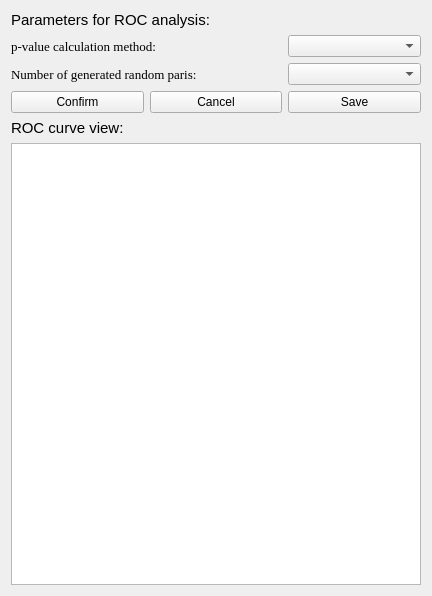
The window that AnalROC.ui (hcji/ProSAP) describes before a commit, drawn with Qt 5.
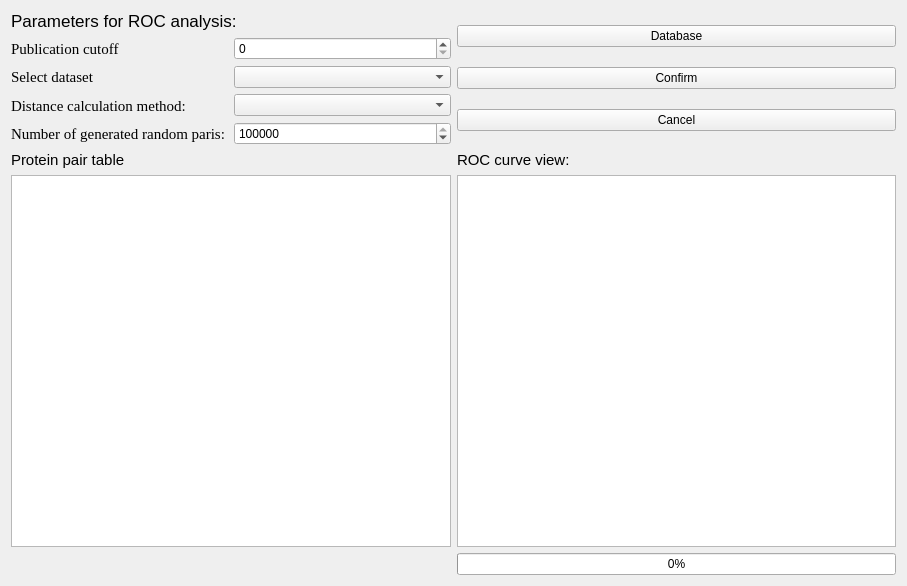
The same window after the commit.

```diff
--- a/AnalROC.ui
+++ b/AnalROC.ui
@@ -6,20 +6,42 @@
    <rect>
     <x>0</x>
     <y>0</y>
-    <width>432</width>
-    <height>596</height>
+    <width>907</width>
+    <height>586</height>
    </rect>
   </property>
   <property name="windowTitle">
    <string>Form</string>
   </property>
   <layout class="QGridLayout" name="gridLayout">
-   <item row="0" column="0" colspan="2">
+   <item row="1" column="1">
+    <layout class="QVBoxLayout" name="verticalLayout_5">
+     <item>
+      <widget class="QLabel" name="label_2">
+       <property name="font">
+        <font>
+         <family>Arial</family>
+         <pointsize>11</pointsize>
+        </font>
+       </property>
+       <property name="text">
+        <string>ROC curve view:</string>
+       </property>
+      </widget>
+     </item>
+     <item>
+      <widget class="QGraphicsView" name="graphicsView"/>
+     </item>
+    </layout>
+   </item>
+   <item row="0" column="0">
+    <layout class="QVBoxLayout" name="verticalLayout_6">
+     <item>
     <widget class="QLabel" name="label_4">
      <property name="font">
       <font>
        <family>Arial</family>
-       <pointsize>11</pointsize>
+         <pointsize>13</pointsize>
       </font>
      </property>
      <property name="text">
@@ -27,28 +49,55 @@
      </property>
     </widget>
    </item>
-   <item row="1" column="0" colspan="2">
+     <item>
+      <layout class="QHBoxLayout" name="horizontalLayout">
+       <item>
+        <layout class="QVBoxLayout" name="verticalLayout_3">
+         <item>
+          <widget class="QLabel" name="label">
+           <property name="font">
+            <font>
+             <family>Times New Roman</family>
+             <pointsize>11</pointsize>
+            </font>
+           </property>
+           <property name="text">
+            <string>Publication cutoff</string>
+           </property>
+          </widget>
+         </item>
+         <item>
+          <widget class="QLabel" name="label_7">
+           <property name="font">
+            <font>
+             <family>Times New Roman</family>
+             <pointsize>11</pointsize>
+            </font>
+           </property>
+           <property name="text">
+            <string>Select dataset</string>
+           </property>
+          </widget>
+         </item>
+         <item>
     <widget class="QLabel" name="label_5">
      <property name="font">
       <font>
        <family>Times New Roman</family>
-       <pointsize>10</pointsize>
+             <pointsize>11</pointsize>
       </font>
      </property>
      <property name="text">
-      <string>p-value calculation method:</string>
+            <string>Distance calculation method:</string>
      </property>
     </widget>
    </item>
-   <item row="1" column="2">
-    <widget class="QComboBox" name="comboBoxPvalCalc"/>
-   </item>
-   <item row="2" column="0" colspan="2">
+         <item>
     <widget class="QLabel" name="label_6">
      <property name="font">
       <font>
        <family>Times New Roman</family>
-       <pointsize>10</pointsize>
+             <pointsize>11</pointsize>
       </font>
      </property>
      <property name="text">
@@ -56,46 +105,90 @@
      </property>
     </widget>
    </item>
-   <item row="2" column="2">
-    <widget class="QComboBox" name="comboBoxPvalAdju"/>
-   </item>
-   <item row="3" column="0">
-    <widget class="QPushButton" name="pushButton">
+        </layout>
+       </item>
+       <item>
+        <layout class="QVBoxLayout" name="verticalLayout_2">
+         <item>
+          <widget class="QSpinBox" name="spinBoxPub"/>
+         </item>
+         <item>
+          <widget class="QComboBox" name="comboBoxDataset"/>
+         </item>
+         <item>
+          <widget class="QComboBox" name="comboBoxDistance"/>
+         </item>
+         <item>
+          <widget class="QSpinBox" name="spinBoxRandom">
+           <property name="minimum">
+            <number>0</number>
+           </property>
+           <property name="maximum">
+            <number>999999999</number>
+           </property>
+           <property name="value">
+            <number>100000</number>
+           </property>
+          </widget>
+         </item>
+        </layout>
+       </item>
+      </layout>
+     </item>
+    </layout>
+   </item>
+   <item row="1" column="0">
+    <layout class="QVBoxLayout" name="verticalLayout_4">
+     <item>
+      <widget class="QLabel" name="label_3">
+       <property name="font">
+        <font>
+         <family>Arial</family>
+         <pointsize>11</pointsize>
+        </font>
+       </property>
+       <property name="text">
+        <string>Protein pair table</string>
+       </property>
+      </widget>
+     </item>
+     <item>
+      <widget class="QTableView" name="tableView"/>
+     </item>
+    </layout>
+   </item>
+   <item row="0" column="1">
+    <layout class="QVBoxLayout" name="verticalLayout">
+     <item>
+      <widget class="QPushButton" name="pushButtonDatabase">
+       <property name="text">
+        <string>Database</string>
+       </property>
+      </widget>
+     </item>
+     <item>
+      <widget class="QPushButton" name="pushButtonConfirm">
      <property name="text">
       <string>Confirm</string>
      </property>
     </widget>
    </item>
-   <item row="3" column="1">
-    <widget class="QPushButton" name="pushButton_2">
+     <item>
+      <widget class="QPushButton" name="pushButtonCancel">
      <property name="text">
       <string>Cancel</string>
      </property>
     </widget>
    </item>
-   <item row="3" column="2">
-    <widget class="QPushButton" name="pushButton_3">
-     <property name="text">
-      <string>Save</string>
-     </property>
-    </widget>
+    </layout>
    </item>
-   <item row="4" column="0" colspan="3">
-    <widget class="QLabel" name="label_2">
-     <property name="font">
-      <font>
-       <family>Arial</family>
-       <pointsize>11</pointsize>
-      </font>
+   <item row="2" column="1">
+    <widget class="QProgressBar" name="progressBar">
+     <property name="value">
+      <number>0</number>
      </property>
-     <property name="text">
-      <string>ROC curve view:</string>
-     </property>
     </widget>
    </item>
-   <item row="5" column="0" colspan="3">
-    <widget class="QGraphicsView" name="graphicsView"/>
-   </item>
   </layout>
  </widget>
  <resources/>
```
Lines whose indentation alone changed are shown as unchanged.
